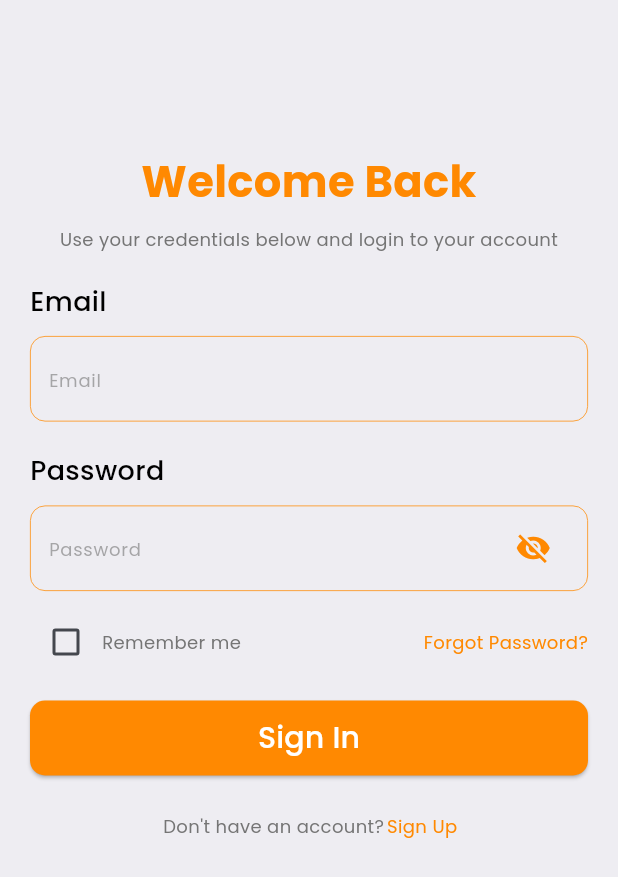
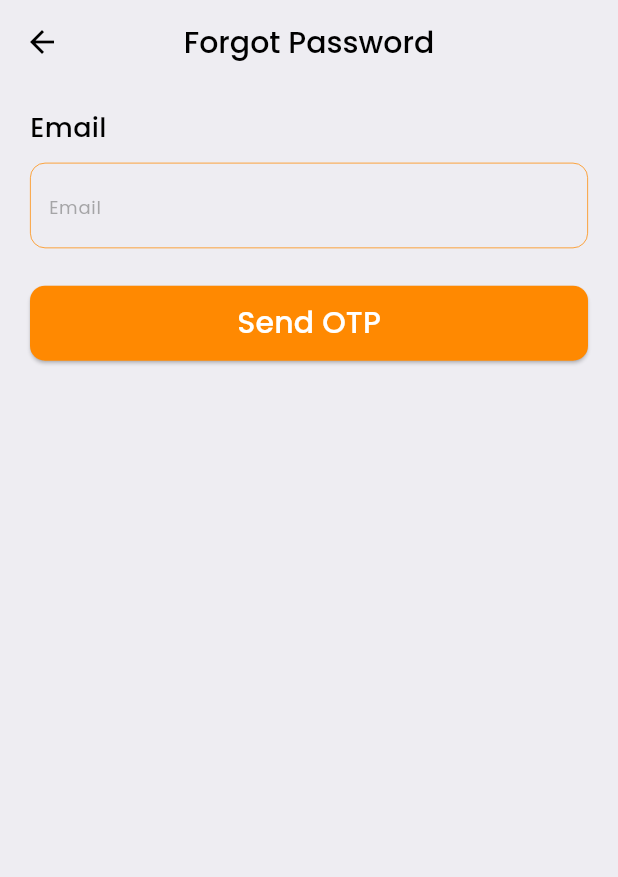
Before and after one commit to TimzonaTimothy/flutter-ecom, a Flutter app: the SignInScreen screen opened by its route, after a tap on "Forgot Password?", on a phone screen of 412 x 824 dp. Shown: the top 877 px of the screen. Run offline on Flutter 3.47's test engine with Material 3 defaults, Android fonts, the phone set to English and light mode, and no system bars; our stand-ins replace another_carousel_pro, barcode_widget, dotted_border, firebase_core, firebase_messaging, fluentui_icons and 12 more; accounts and stored records are empty; network calls fail.

Commit message:
password reset

```diff
--- /dev/null
+++ b/lib/auth/service/forgot_password_service.dart
@@ -0,0 +1,46 @@
+import 'dart:convert';
+import 'package:http/http.dart' as http;
+
+import '../../base/res/base_url.dart';
+
+class PasswordResetService {
+  static const String _baseUrl = baseUrl;
+
+  static Future<Map<String, dynamic>> requestPasswordReset(String email) async {
+    final url = Uri.parse("$_baseUrl/auth/password-reset/");
+    final response = await http.post(
+      url,
+      headers: {"Content-Type": "application/json"},
+      body: jsonEncode({"email": email}),
+    );
+
+    return {
+      "status": response.statusCode,
+      "data": jsonDecode(response.body),
+    };
+  }
+
+  static Future<Map<String, dynamic>> confirmPasswordReset({
+    required String email,
+    required String otp,
+    required String newPassword,
+    required String confirmPassword,
+  }) async {
+    final url = Uri.parse("$_baseUrl/auth/password-reset-confirm/");
+    final response = await http.post(
+      url,
+      headers: {"Content-Type": "application/json"},
+      body: jsonEncode({
+        "email": email,
+        "otp": otp,
+        "new_password": newPassword,
+        "confirm_password": confirmPassword
+      }),
+    );
+
+    return {
+      "status": response.statusCode,
+      "data": jsonDecode(response.body),
+    };
+  }
+}
--- /dev/null
+++ b/lib/auth/views/forgot_password.dart
@@ -0,0 +1,101 @@
+import 'package:ecom_app/base/utils/snackbar.dart';
+import 'package:flutter/material.dart';
+import 'package:get/get.dart';
+
+import '../../base/res/styles/app_styles.dart';
+import '../../base/widgets/app_double_text.dart';
+import '../../base/widgets/primary_button.dart';
+import '../../base/widgets/primary_input.dart';
+import '../service/forgot_password_service.dart';
+import 'reset_password_screen.dart';
+
+class ForgotPasswordScreen extends StatefulWidget {
+  const ForgotPasswordScreen({super.key});
+
+  @override
+  _ForgotPasswordScreenState createState() => _ForgotPasswordScreenState();
+}
+
+class _ForgotPasswordScreenState extends State<ForgotPasswordScreen> {
+  final TextEditingController emailController = TextEditingController();
+  bool isLoading = false;
+
+  Future<void> _sendOtp() async {
+    setState(() => isLoading = true);
+    final result =
+        await PasswordResetService.requestPasswordReset(emailController.text);
+    setState(() => isLoading = false);
+
+    if (result["status"] == 200) {
+      String msg = result["data"]["detail"] ?? "OTP sent";
+      showSuccessSnackbar(msg);
+
+      Get.to(
+        () => ResetPasswordScreen(email: emailController.text),
+        transition: Transition.rightToLeftWithFade,
+        duration: const Duration(milliseconds: 500),
+      );
+    } else {
+      String msgEr = result["data"]["detail"] ?? "Error occurred";
+      showFailureSnackbar(msgEr);
+    }
+  }
+
+  @override
+  Widget build(BuildContext context) {
+    final size = MediaQuery.of(context).size;
+    return Scaffold(
+      backgroundColor: AppStyles.bgColor,
+      appBar: AppBar(
+        title: Text(
+          'Forgot Password',
+          style: AppStyles.headLineStyle2,
+        ),
+        centerTitle: true,
+        backgroundColor: AppStyles.bgColor,
+        leading: IconButton(
+          icon: const Icon(Icons.arrow_back, color: Colors.black),
+          onPressed: () {
+            Get.back();
+          },
+        ),
+      ),
+      body: Container(
+        padding: EdgeInsets.symmetric(
+          horizontal: 20,
+          vertical: size.height * 0.02,
+        ),
+        child: Column(
+          children: [
+            const AppDoubleText(
+              bigText: 'Email',
+            ),
+            const SizedBox(
+              height: 10,
+            ),
+            PrimaryInput(
+              validator: (value) => value == null || !value.contains('@')
+                  ? 'Enter a valid email'
+                  : null,
+              controller: emailController,
+              hintText: "Email",
+              keyboardType: TextInputType.emailAddress,
+            ),
+            const SizedBox(
+              height: 25,
+            ),
+            isLoading
+                ? CircularProgressIndicator(
+                    color: AppStyles.primaryColor,
+                  )
+                : PrimaryButton(
+                    verticalPadding: 10,
+                    horizontalPadding: 10,
+                    text: 'Send OTP',
+                    onTap: _sendOtp),
+          ],
+        ),
+      ),
+    );
+  }
+}
--- a/lib/auth/views/sign_in.dart
+++ b/lib/auth/views/sign_in.dart
@@ -7,6 +7,7 @@ import '../../base/widgets/app_double_text.dart';
 import '../../base/widgets/primary_button.dart';
 import '../../base/widgets/primary_input.dart';
 import '../controllers/login.dart';
+import 'forgot_password.dart';
 
 class SignInScreen extends StatefulWidget {
   const SignInScreen({super.key});
@@ -88,6 +89,7 @@ class _SignInScreenState extends State<SignInScreen> {
                       : null,
                   controller: emailController,
                   hintText: "Email",
+                  keyboardType: TextInputType.emailAddress,
                 ),
                 const SizedBox(
                   height: 20,
@@ -134,7 +136,13 @@ class _SignInScreenState extends State<SignInScreen> {
                       ],
                     ),
                     GestureDetector(
-                      onTap: () {},
+                      onTap: () {
+                        Get.to(
+                          () => ForgotPasswordScreen(),
+                          transition: Transition.rightToLeftWithFade,
+                          duration: const Duration(milliseconds: 500),
+                        );
+                      },
                       child: Text(
                         "Forgot Password?",
                         style: AppStyles.textStyle
```
Also changed, not shown: lib/auth/views/reset_password_screen.dart (added, +145 -0 lines).
